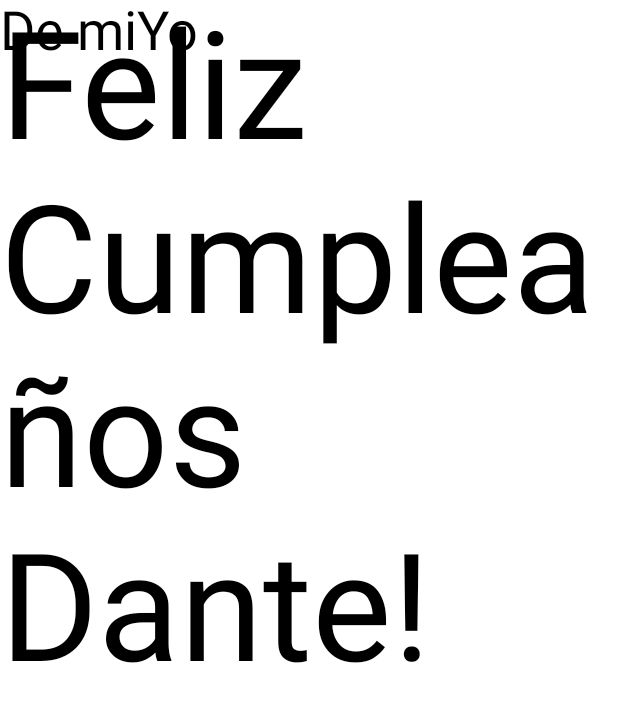
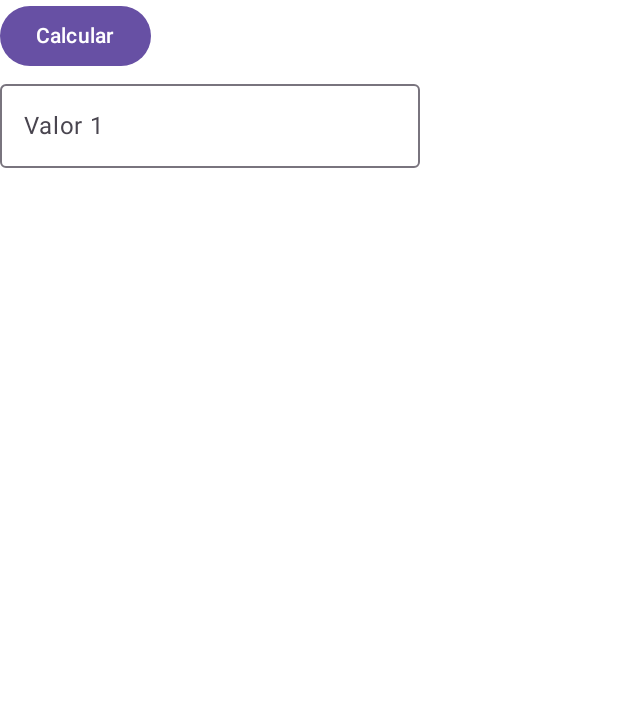
Before and after one commit to danyroh1/Android-Projects, an Android app built with Jetpack Compose: the @Preview function GreetingPreview, on a phone screen of 412 x 824 dp. Shown: the top 702 px of the screen. Run offline under Robolectric (Android 15) with nearby library versions, the phone set to English and light mode, and no system bars; missing, so only their content is drawn: Ejemplo1Theme.

Commit message:
Practica 2

```diff
--- a/app/src/main/java/com/example/ejemplo1/MainActivity.kt
+++ b/app/src/main/java/com/example/ejemplo1/MainActivity.kt
@@ -1,58 +1,74 @@
 package com.example.ejemplo1
 
 import android.os.Bundle
-import android.os.Message
 import androidx.activity.ComponentActivity
 import androidx.activity.compose.setContent
 import androidx.activity.enableEdgeToEdge
-import androidx.compose.foundation.layout.fillMaxSize
-import androidx.compose.foundation.layout.padding
-import androidx.compose.material3.MaterialTheme
-import androidx.compose.material3.Scaffold
+import androidx.compose.foundation.Image
+import androidx.compose.foundation.layout.Column
+import androidx.compose.foundation.layout.fillMaxWidth
+import androidx.compose.material.icons.Icons
+import androidx.compose.material.icons.filled.Email
+import androidx.compose.material3.Button
+import androidx.compose.material3.Icon
+import androidx.compose.material3.OutlinedTextField
 import androidx.compose.material3.Text
 import androidx.compose.runtime.Composable
+import androidx.compose.runtime.getValue
+import androidx.compose.runtime.mutableStateOf
+import androidx.compose.runtime.remember
+import androidx.compose.runtime.setValue
 import androidx.compose.ui.Modifier
+import androidx.compose.ui.res.painterResource
+import androidx.compose.ui.text.input.TextFieldValue
 import androidx.compose.ui.tooling.preview.Preview
-import androidx.compose.ui.unit.sp
 import com.example.ejemplo1.ui.theme.Ejemplo1Theme
 
 class MainActivity : ComponentActivity() {
     override fun onCreate(savedInstanceState: Bundle?) {
         super.onCreate(savedInstanceState)
-        //enableEdgeToEdge()
+        enableEdgeToEdge()
         setContent {
             Ejemplo1Theme {
-               // Scaffold(modifier = Modifier.fillMaxSize()) { innerPadding ->
-                   Surface(
-                       modifier = Modifier.fillMaxSize(),
-                       color = MaterialTheme.colorScheme.background
-                   ) {
-                   }
-                }
+            }
             }
         }
-    private fun Surface(modifier: Modifier, color: Any, function:() -> Unit){
+    }
 
-    }
-}
-
-@Composable
-fun GreetingText(message: String, from: String, modifier: Modifier = Modifier) {
-    Text(
-        text = message,
-        fontSize = 100.sp,
-        lineHeight = 116.sp,
-    )
-    Text(
-        text = from,
-        fontSize = 36.sp
-    )
-}
 
 @Preview(showBackground = true)
 @Composable
 fun GreetingPreview() {
-    Ejemplo1Theme {
-        GreetingText(message = "Feliz Cumpleaños Dante!", from = "De miYo")
+   Column{// FondoIma()
+    BotonCalc()
+    TFValor()
+}
+}
+@Composable
+fun FondoIma() {
+    Image(
+        painter = painterResource(id = R.drawable.fondoesc),
+        contentDescription = "Fondo",
+//        modifier = Modifier.fillMaxWidth()
+    )
+}
+@Composable
+fun BotonCalc() {
+    Button(onClick = {
+        //your onclick code here
+    }) {
+        Text(text = "Calcular")
     }
 }
+@Composable
+fun TFValor() {
+    var text by remember { mutableStateOf(TextFieldValue("")) }
+    OutlinedTextField(
+        value = text,
+        label = { Text(text = "Valor 1") },
+        onValueChange = {
+            text = it
+        }
+
+    )
+}
```
Also changed, not shown: app/src/main/res/drawable/fondoesc.jpg (added).
